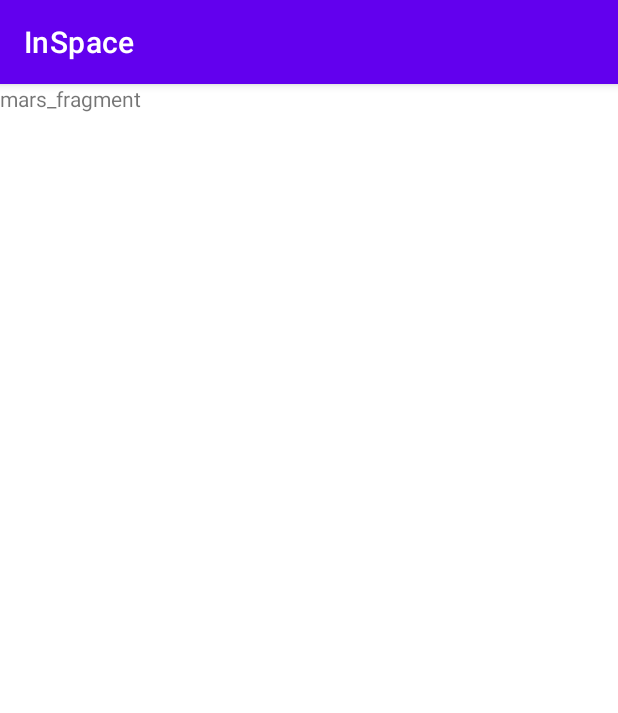
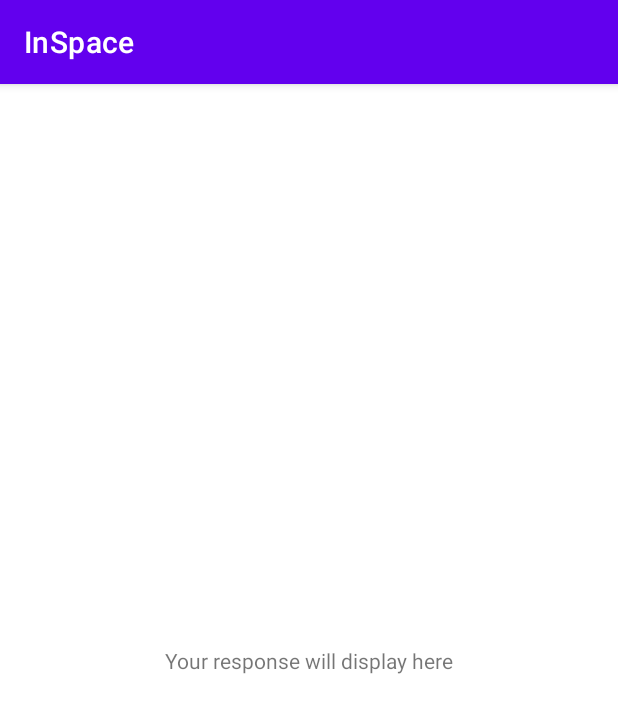
Before and after one commit to Marmalaade/InSpace, an Android app: the MarsEstate screen opened through its navigation route, on a phone screen of 412 x 824 dp. Shown: the top 713 px of the screen. Run offline under Robolectric (Android 15) with nearby library versions, the phone set to English and light mode, and no system bars; our stand-ins replace data binding, navigation-ui.

Commit message:
feat: add marsEstateViewModel class

```diff
--- a/app/build.gradle
+++ b/app/build.gradle
@@ -53,9 +53,14 @@ dependencies {
     // Constraint Layout
     implementation "androidx.constraintlayout:constraintlayout:2.1.3"
 
+    //Retrofit
+    implementation 'com.squareup.retrofit2:retrofit:2.7.2'
+    implementation 'com.squareup.retrofit2:converter-gson:2.7.2'
+    implementation 'com.squareup.okhttp3:okhttp:3.6.0'
     // ViewModel and LiveData
     implementation "androidx.lifecycle:lifecycle-livedata-ktx:2.4.0"
     implementation "androidx.lifecycle:lifecycle-viewmodel-ktx:2.4.0"
 
 
+
 }
--- a/app/src/main/java/com/example/inspace/marsestate/MarsEstate.kt
+++ b/app/src/main/java/com/example/inspace/marsestate/MarsEstate.kt
@@ -5,17 +5,24 @@ import androidx.fragment.app.Fragment
 import android.view.LayoutInflater
 import android.view.View
 import android.view.ViewGroup
+import androidx.lifecycle.ViewModel
+import androidx.lifecycle.ViewModelProvider
 import com.example.inspace.R
 import com.example.inspace.databinding.FragmentMarsEstateBinding
 
-
 class MarsEstate : Fragment() {
+    private val viewModel: MarsEstateViewModel by lazy {
+        ViewModelProvider(this)[MarsEstateViewModel::class.java]
+    }
 
     override fun onCreateView(
         inflater: LayoutInflater, container: ViewGroup?,
         savedInstanceState: Bundle?
     ): View? {
         val binding = FragmentMarsEstateBinding.inflate(inflater)
+
+        binding.lifecycleOwner = this
+        binding.viewModel = viewModel
         return binding.root
     }
 }
--- /dev/null
+++ b/app/src/main/java/com/example/inspace/marsestate/MarsEstateViewModel.kt
@@ -0,0 +1,21 @@
+package com.example.inspace.marsestate
+
+import androidx.lifecycle.LiveData
+import androidx.lifecycle.MutableLiveData
+import androidx.lifecycle.ViewModel
+
+class MarsEstateViewModel:ViewModel() {
+
+    private val _response = MutableLiveData<String>()
+
+    val response: LiveData<String>
+        get() = _response
+
+    init {
+        getMarsEstateProperties()
+    }
+
+    private fun getMarsEstateProperties() {
+        _response.value = "Your response will display here"
+    }
+}
--- /dev/null
+++ b/app/src/main/java/com/example/inspace/network/MarsApiService.kt
@@ -0,0 +1,3 @@
+package com.example.inspace.network
+
+private const val BASE_URL = "https://mars.udacity.com/"
--- a/app/src/main/res/layout/fragment_mars_estate.xml
+++ b/app/src/main/res/layout/fragment_mars_estate.xml
@@ -1,16 +1,28 @@
 <?xml version="1.0" encoding="utf-8"?>
 <layout xmlns:android="http://schemas.android.com/apk/res/android"
+    xmlns:app="http://schemas.android.com/apk/res-auto"
     xmlns:tools="http://schemas.android.com/tools">
 
-    <FrameLayout
+    <data>
+
+        <variable
+            name="viewModel"
+            type="com.example.inspace.marsestate.MarsEstateViewModel" />
+    </data>
+
+    <androidx.constraintlayout.widget.ConstraintLayout
         android:layout_width="match_parent"
         android:layout_height="match_parent"
-        tools:context=".marsestate.MarsEstate">
+        tools:context=".MainActivity">
 
         <TextView
-            android:layout_width="match_parent"
-            android:layout_height="match_parent"
-            android:text="mars_fragment" />
-
-    </FrameLayout>
+            android:id="@+id/textView"
+            android:layout_width="wrap_content"
+            android:layout_height="wrap_content"
+            android:text="@{viewModel.response}"
+            app:layout_constraintBottom_toBottomOf="parent"
+            app:layout_constraintEnd_toEndOf="parent"
+            app:layout_constraintStart_toStartOf="parent"
+            app:layout_constraintTop_toTopOf="parent" />
+    </androidx.constraintlayout.widget.ConstraintLayout>
 </layout>
```
